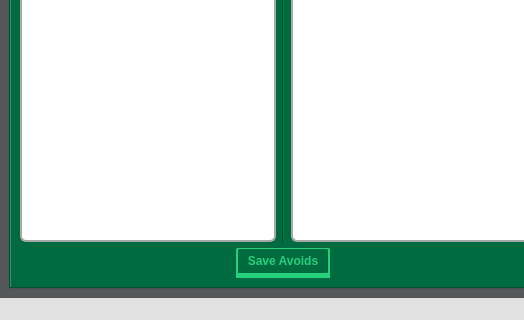
Above: src/UI/UINameEvalStyled.ui from jacristi/NameChecker before the change; both pictures show x 0 to 524 and y 425 to 745 of the 1128 by 745 pixel window. Below: the same form after it.
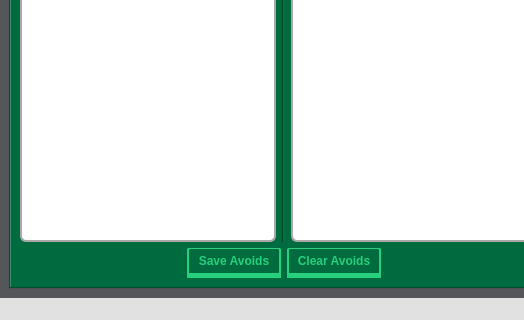
That is the form after the change. The open tabs and pages were chosen to show the change. Icons and pictures are not drawn.

Commit message: feat: clear avoids button and functionality

Patch:
```diff
--- a/src/UI/UINameEvalStyled.ui
+++ b/src/UI/UINameEvalStyled.ui
@@ -1112,7 +1112,7 @@
             </item>
             <item row="5" column="0">
              <layout class="QGridLayout" name="gridLayout_8">
-              <item row="0" column="0" alignment="Qt::AlignHCenter|Qt::AlignVCenter">
+              <item row="0" column="0" alignment="Qt::AlignRight|Qt::AlignVCenter">
                <widget class="QPushButton" name="btn_save_avoids">
                 <property name="maximumSize">
                  <size>
@@ -1131,6 +1131,22 @@
                 </property>
                </widget>
               </item>
+              <item row="0" column="1" alignment="Qt::AlignLeft">
+               <widget class="QPushButton" name="btn_clear_avoids">
+                <property name="maximumSize">
+                 <size>
+                  <width>300</width>
+                  <height>16777215</height>
+                 </size>
+                </property>
+                <property name="statusTip">
+                 <string>Clear and reset avoids</string>
+                </property>
+                <property name="text">
+                 <string>Clear Avoids</string>
+                </property>
+               </widget>
+              </item>
              </layout>
             </item>
             <item row="3" column="0">
```
The commit also changes 3 other files.
